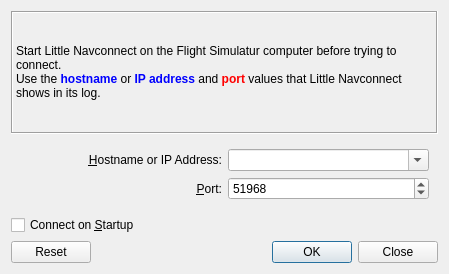
Above: src/connect/connectdialog.ui from albar965/littlenavmap before the change. Below: the same form after it.
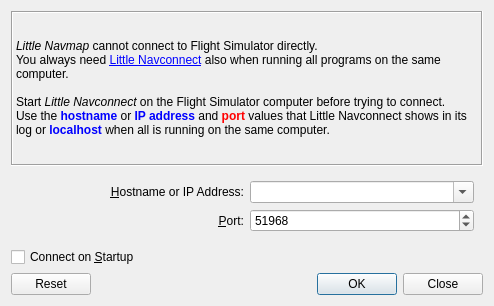
That is the form after the change.

Commit message: Rework, clarifications and fixes in manual, legend and feature list. Added program menu icons to manual.

The edit to the form file:
```diff
--- a/src/connect/connectdialog.ui
+++ b/src/connect/connectdialog.ui
@@ -6,8 +6,8 @@
    <rect>
     <x>0</x>
     <y>0</y>
-    <width>449</width>
-    <height>274</height>
+    <width>494</width>
+    <height>306</height>
    </rect>
   </property>
   <property name="windowTitle">
@@ -23,8 +23,10 @@
       <enum>QFrame::Sunken</enum>
      </property>
      <property name="text">
-      <string>Start Little Navconnect on the Flight Simulatur computer before trying to connect.&lt;br/&gt;
-Use the &lt;span style=&quot;color: #0000ff; font-weight:bold&quot;&gt;hostname&lt;/span&gt; or &lt;span style=&quot;color: #0000ff; font-weight:bold&quot;&gt;IP address&lt;/span&gt; and &lt;span style=&quot;color: #ff0000; font-weight:bold&quot;&gt;port&lt;/span&gt; values that Little Navconnect shows in its log.</string>
+      <string>&lt;em&gt;Little Navmap&lt;/em&gt; cannot connect to Flight Simulator directly.&lt;br/&gt;
+You always need  &lt;a href=&quot;https://albar965.github.io/littlenavconnect.html&quot;&gt;Little Navconnect&lt;/a&gt; also when running all programs on the same computer.&lt;br/&gt;&lt;br/&gt;
+Start &lt;em&gt;Little Navconnect&lt;/em&gt; on the Flight Simulator computer before trying to connect.&lt;br/&gt;
+Use the &lt;span style=&quot;color: #0000ff; font-weight:bold&quot;&gt;hostname&lt;/span&gt; or &lt;span style=&quot;color: #0000ff; font-weight:bold&quot;&gt;IP address&lt;/span&gt; and &lt;span style=&quot;color: #ff0000; font-weight:bold&quot;&gt;port&lt;/span&gt; values that Little Navconnect shows in its log or &lt;span style=&quot;color: #0000ff; font-weight:bold&quot;&gt;localhost&lt;/span&gt; when all is running on the same computer.</string>
      </property>
      <property name="alignment">
       <set>Qt::AlignLeading|Qt::AlignLeft|Qt::AlignVCenter</set>
```
Left out of the diff: 3 changed lines with no effect on the pictures. The commit also changes 108 other files.
